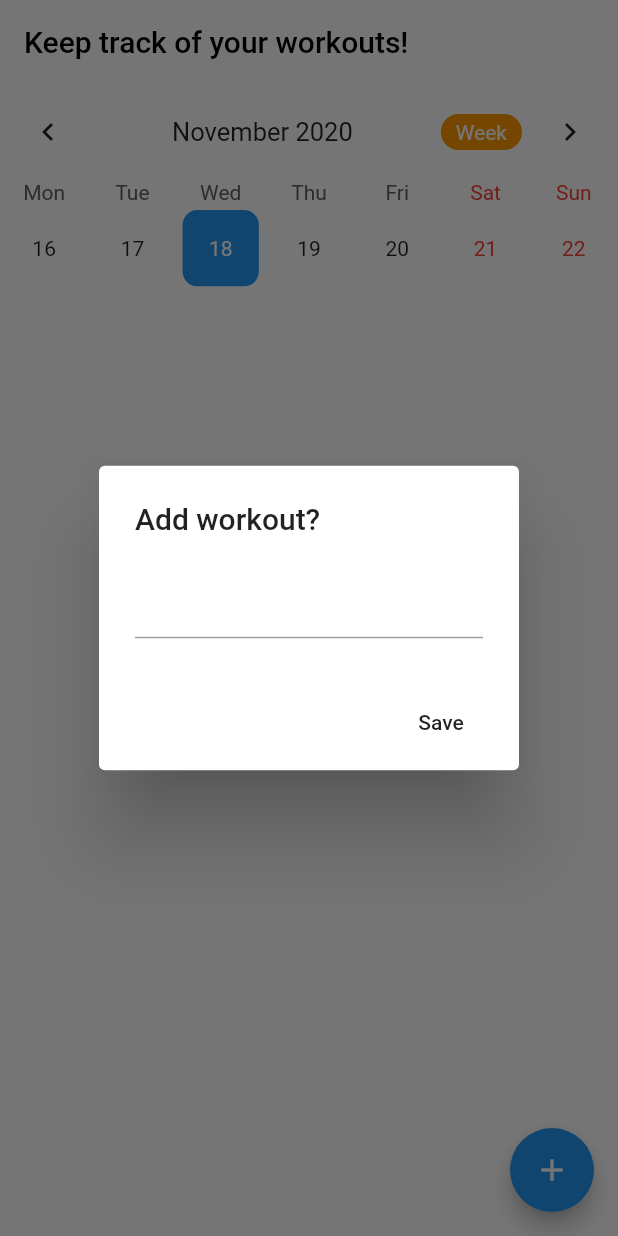
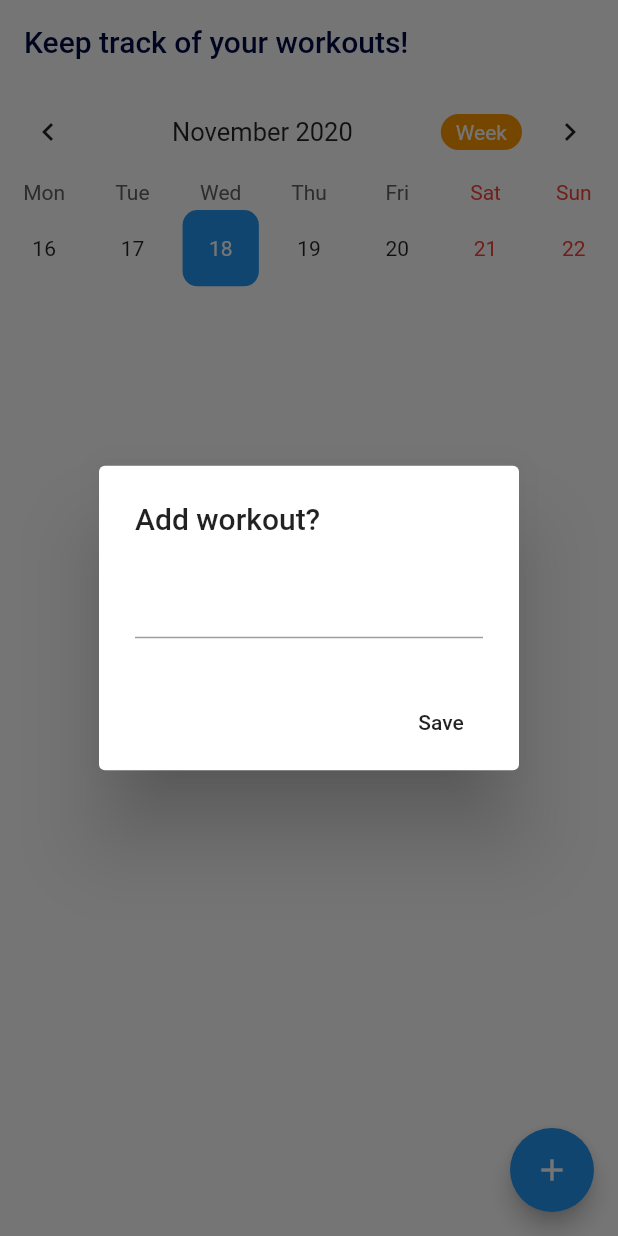
Before and after one commit to angiereyes99/gator-calisthenics-fitness-tracker, a Flutter app: the WorkoutsPage screen opened by its route, after a tap on the "add" icon, on a phone screen of 412 x 824 dp. Run offline on Flutter 3.47's test engine with Material 2 defaults, Android fonts, the phone set to English and light mode, and no system bars; drawn by our look-alikes of table_calendar; our stand-ins replace cloud_firestore, curved_navigation_bar, firebase_auth, firebase_core, google_sign_in; missing offline and left inert: flutter_particles; accounts and stored records are empty.

Commit message:
started new UI

```diff
--- a/gator_calisthenics_fitness_tracker/lib/pages/workouts_page.dart
+++ b/gator_calisthenics_fitness_tracker/lib/pages/workouts_page.dart
@@ -49,7 +49,8 @@ class _WorkoutsPageState extends State<WorkoutsPage> {
         child: Column(
           crossAxisAlignment: CrossAxisAlignment.start,
           children: <Widget>[
-            TableCalendar(
+            Container (
+            child : TableCalendar(
               events: _events,
               initialCalendarFormat: CalendarFormat.week,
               calendarStyle: CalendarStyle(
@@ -100,6 +101,7 @@ class _WorkoutsPageState extends State<WorkoutsPage> {
                     )),
               ),
               calendarController: _controller,
+            ),
             ),
             SizedBox(
               height: 20,
--- a/gator_calisthenics_fitness_tracker/lib/utils/constants.dart
+++ b/gator_calisthenics_fitness_tracker/lib/utils/constants.dart
@@ -1,9 +1,9 @@
 import 'package:flutter/material.dart';
 
 
-const primaryBackground = const Color(0xFF000000);
+const primaryBackground = const Color(0xFF010A43);
 const primaryBackgroundLight = const Color(0xFFFFFFFF);
-const primaryTextColor = const Color(0xFF66BB6A);
+const primaryTextColor = const Color(0xFFFF2E63);
 const navbarColor = const Color(0x1FFFFFFF);
 const font = 'Ubuntu';
 
```
Also changed, not shown: gator_calisthenics_fitness_tracker/lib/pages/goals_page.dart (+12 -4 lines).
